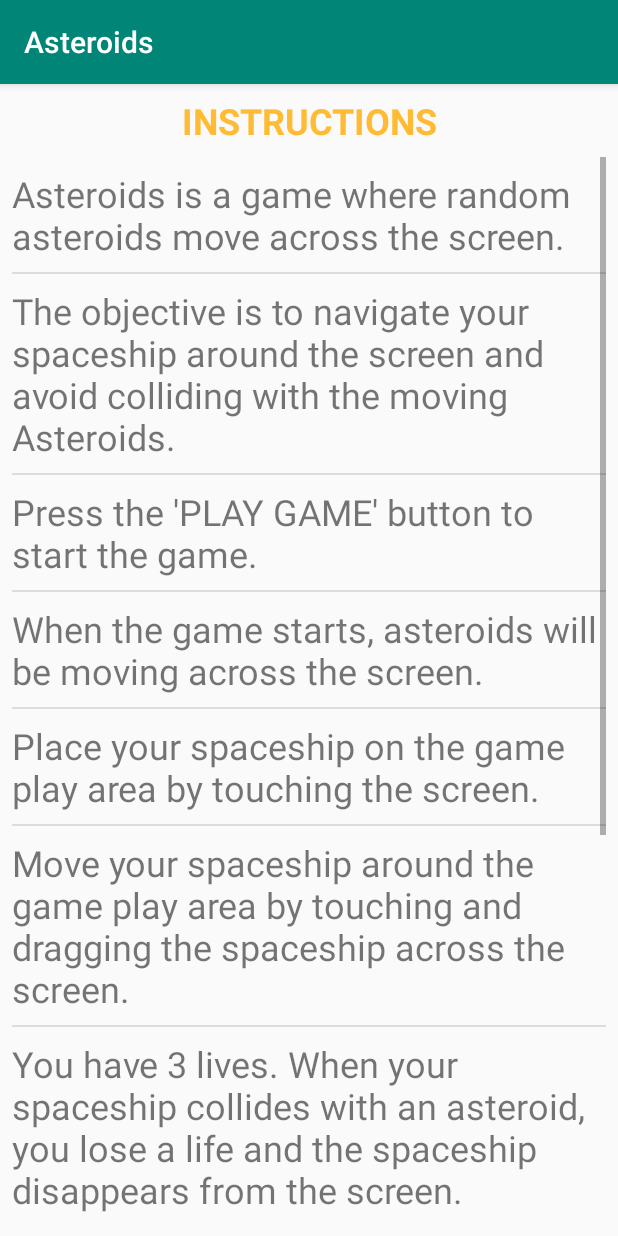
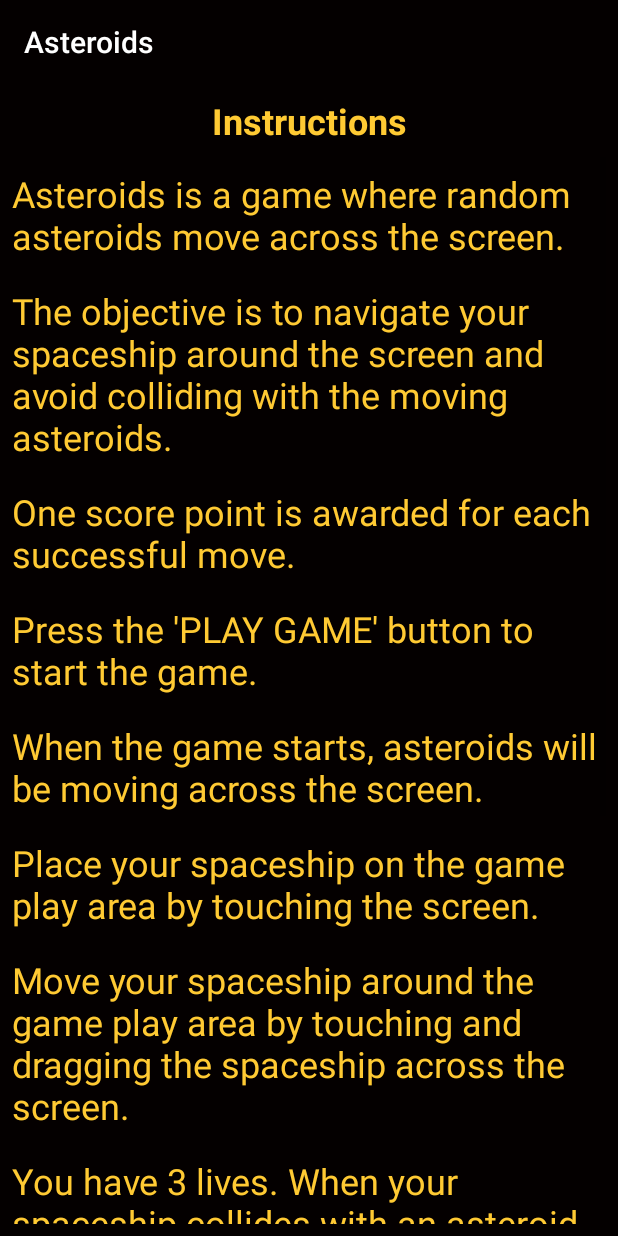
Before and after one commit to ernjvr/asteroids, an Android app: the screen it shows after launch (InstructionsActivity), after a tap on "INSTRUCTIONS", on a phone screen of 412 x 824 dp. Run offline under Robolectric (Android 15) with nearby library versions, the phone set to English and light mode, and no system bars.

Commit message:
refactor: decouple dependency on Android colors & change application color theme

```diff
--- a/app/src/main/java/com/ernjvr/asteroids/data/service/DataService.kt
+++ b/app/src/main/java/com/ernjvr/asteroids/data/service/DataService.kt
@@ -5,16 +5,17 @@
 object DataService {
 
     val instructions = listOf(
-        Instruction(1, "Asteroids is a game where random asteroids move across the screen."),
-        Instruction(2,"The objective is to navigate your spaceship around the screen and avoid colliding with the moving Asteroids."),
-        Instruction(3,"Press the 'PLAY GAME' button to start the game."),
-        Instruction(4,"When the game starts, asteroids will be moving across the screen."),
-        Instruction(5,"Place your spaceship on the game play area by touching the screen."),
-        Instruction(6,"Move your spaceship around the game play area by touching and dragging the spaceship across the screen."),
-        Instruction(7,"You have 3 lives. When your spaceship collides with an asteroid, you lose a life and the spaceship disappears from the screen."),
-        Instruction(8,"Place your new spaceship on the game play area by touching the screen."),
-        Instruction(9,"When all three lives are lost, the game is over, the Game Over screen will be displayed with the final score and the 'GAME OVER' message."),
-        Instruction(10,"If a high score is achieved, a 'NEW HIGH SCORE!' message will be displayed."),
-        Instruction(11,"Press the 'PLAY GAME' button to start the game to start a new game again.")
+        Instruction("Asteroids is a game where random asteroids move across the screen."),
+        Instruction("The objective is to navigate your spaceship around the screen and avoid colliding with the moving asteroids."),
+        Instruction("One score point is awarded for each successful move."),
+        Instruction("Press the 'PLAY GAME' button to start the game."),
+        Instruction("When the game starts, asteroids will be moving across the screen."),
+        Instruction("Place your spaceship on the game play area by touching the screen."),
+        Instruction("Move your spaceship around the game play area by touching and dragging the spaceship across the screen."),
+        Instruction("You have 3 lives. When your spaceship collides with an asteroid, you lose a life and the spaceship disappears from the screen."),
+        Instruction("Place your new spaceship on the game play area by touching the screen again."),
+        Instruction("When all three lives are lost, the game is over. The final score and the 'GAME OVER' message will display."),
+        Instruction("If a high score is achieved, a 'NEW HIGH SCORE!' message will also be displayed."),
+        Instruction("Press the 'PLAY GAME' button to start another new game.")
     )
 }
--- a/app/src/main/java/com/ernjvr/asteroids/model/Instruction.kt
+++ b/app/src/main/java/com/ernjvr/asteroids/model/Instruction.kt
@@ -1,6 +1,6 @@
 package com.ernjvr.asteroids.model
 
-data class Instruction(val number: Int, val description: String) {
+data class Instruction(val description: String) {
 
     override fun toString(): String {
         return description
--- a/app/src/main/res/drawable/btn_rounded.xml
+++ b/app/src/main/res/drawable/btn_rounded.xml
@@ -1,5 +1,5 @@
 <?xml version="1.0" encoding="utf-8"?>
 <shape android:shape="rectangle" xmlns:android="http://schemas.android.com/apk/res/android">
-    <solid android:color="@android:color/holo_orange_light"/>
+    <solid android:color="@color/lightOrange"/>
     <corners android:radius="8dp"/>
 </shape>
--- a/app/src/main/res/layout/activity_instructions.xml
+++ b/app/src/main/res/layout/activity_instructions.xml
@@ -5,7 +5,8 @@
         xmlns:app="http://schemas.android.com/apk/res-auto"
         android:layout_width="match_parent"
         android:layout_height="match_parent"
-        tools:context=".InstructionsActivity">
+        tools:context=".InstructionsActivity"
+        android:background="@color/black">
 
     <ScrollView
             android:layout_width="0dp"
@@ -20,7 +21,7 @@
                       android:orientation="vertical"/>
     </ScrollView>
     <TextView
-            android:text="INSTRUCTIONS"
+            android:text="@string/instructions"
             android:layout_width="223dp"
             android:layout_height="wrap_content"
             android:id="@+id/tv_instructions" app:layout_constraintStart_toStartOf="parent"
@@ -29,7 +30,7 @@
             app:layout_constraintEnd_toEndOf="parent" android:layout_marginEnd="8dp"
             android:textSize="24sp"
             android:textAlignment="center" android:textStyle="bold"
-            android:textColor="@android:color/holo_orange_light"/>
+            android:textColor="@color/lightOrange"/>
     <ListView
             android:layout_width="0dp"
             android:layout_height="0dp"
--- a/app/src/main/res/layout/activity_main.xml
+++ b/app/src/main/res/layout/activity_main.xml
@@ -14,7 +14,8 @@
             android:layout_height="32dp"
             android:text="@string/welcome_to_asteroids"
             android:textStyle="bold" android:textSize="24sp"
-            android:textColor="@android:color/holo_orange_light"
+            android:autoSizeTextType="uniform"
+            android:textColor="@color/lightOrange"
             android:layout_marginEnd="8dp"
             app:layout_constraintEnd_toEndOf="parent" android:layout_marginStart="8dp"
             app:layout_constraintStart_toStartOf="parent" android:layout_marginTop="8dp"
@@ -28,6 +29,7 @@
             app:layout_constraintStart_toStartOf="parent" android:layout_marginStart="8dp"
             android:layout_marginBottom="8dp" app:layout_constraintBottom_toBottomOf="parent"
             android:layout_marginTop="8dp" app:layout_constraintTop_toTopOf="parent"
-            android:background="@drawable/btn_rounded" android:textSize="24sp" android:textStyle="bold"/>
+            android:background="@drawable/btn_rounded" android:textSize="18sp"
+            android:textStyle="bold"/>
 
 </android.support.constraint.ConstraintLayout>
--- a/app/src/main/res/layout/list_text_view.xml
+++ b/app/src/main/res/layout/list_text_view.xml
@@ -5,4 +5,5 @@
           android:paddingTop="8dp"
           android:paddingBottom="8dp"
           android:textSize="24sp"
-          android:autoSizeTextType="uniform"/>
+          android:autoSizeTextType="uniform"
+          android:textColor="@color/lightOrange"/>
--- a/app/src/main/res/values/colors.xml
+++ b/app/src/main/res/values/colors.xml
@@ -1,6 +1,8 @@
 <?xml version="1.0" encoding="utf-8"?>
 <resources>
-    <color name="colorPrimary">#008577</color>
-    <color name="colorPrimaryDark">#00574B</color>
-    <color name="colorAccent">#D81B60</color>
+    <color name="lightBlue">#33D1FF</color>
+    <color name="lightOrange">#FFCA33</color>
+    <color name="red">#FF0000</color>
+    <color name="black">#040000</color>
+    <color name="darkSlateGray">#2F4F4F</color>
 </resources>
--- a/app/src/main/res/values/styles.xml
+++ b/app/src/main/res/values/styles.xml
@@ -2,10 +2,11 @@
 
     <!-- Base application theme. -->
     <style name="AppTheme" parent="Theme.AppCompat.Light.DarkActionBar">
-        <!-- Customize your theme here. -->
-        <item name="colorPrimary">@color/colorPrimary</item>
-        <item name="colorPrimaryDark">@color/colorPrimaryDark</item>
-        <item name="colorAccent">@color/colorAccent</item>
+        <item name="colorPrimary">@color/black</item>
+        <item name="colorPrimaryDark">@color/darkSlateGray</item>
+        <item name="colorAccent">@color/red</item>
+        <item name="android:textSize">18sp</item>
+        <item name="android:autoSizeTextType">uniform</item>
     </style>
 
 </resources>
```
Also changed, not shown: app/src/main/res/layout/activity_game.xml (+5 -5 lines), app/src/main/res/layout/activity_game_over.xml (+7 -7 lines).
